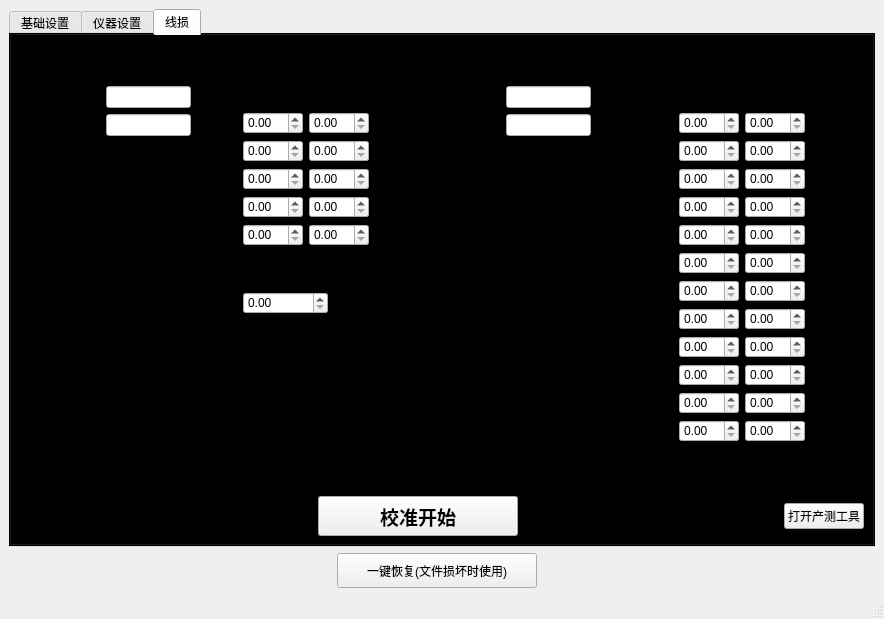
First picture: the form in Factory_set_air/factory_set.ui, repository LeekSir/A_setTool, before the edit.
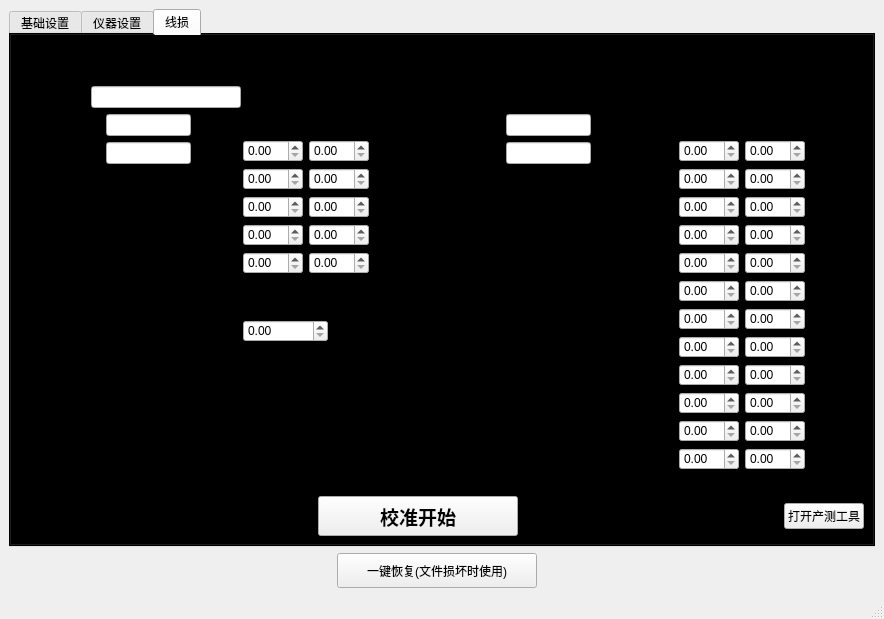
Second picture: the form after the edit. The open tabs and pages were chosen to show the change. Icons and pictures are not drawn.

```diff
--- a/Factory_set_air/factory_set.ui
+++ b/Factory_set_air/factory_set.ui
@@ -1197,10 +1197,12 @@
        <attribute name="title">
         <string>线损</string>
        </attribute>
-       <layout class="QGridLayout" name="gridLayout_23">
-        <item row="0" column="0" colspan="3">
+       <layout class="QGridLayout" name="gridLayout_25">
+        <item row="0" column="0" colspan="4">
          <layout class="QHBoxLayout" name="horizontalLayout_5">
           <item>
+           <layout class="QVBoxLayout" name="verticalLayout_4">
+            <item>
            <widget class="QLabel" name="label_DUT_filename">
             <property name="minimumSize">
              <size>
@@ -1228,13 +1230,55 @@
            </widget>
           </item>
           <item>
+             <layout class="QGridLayout" name="gridLayout_23">
+              <item row="0" column="0">
+               <widget class="QLabel" name="label_5">
+                <property name="maximumSize">
+                 <size>
+                  <width>65</width>
+                  <height>16777215</height>
+                 </size>
+                </property>
+                <property name="font">
+                 <font>
+                  <family>Adobe Arabic</family>
+                  <weight>50</weight>
+                  <bold>false</bold>
+                 </font>
+                </property>
+                <property name="text">
+                 <string>金板MAC：</string>
+                </property>
+               </widget>
+              </item>
+              <item row="0" column="1">
+               <widget class="QLineEdit" name="lineEdit_GoldBar_MAC">
+                <property name="minimumSize">
+                 <size>
+                  <width>85</width>
+                  <height>0</height>
+                 </size>
+                </property>
+                <property name="maximumSize">
+                 <size>
+                  <width>150</width>
+                  <height>16777215</height>
+                 </size>
+                </property>
+               </widget>
+              </item>
+             </layout>
+            </item>
+           </layout>
+          </item>
+          <item>
            <spacer name="horizontalSpacer_7">
             <property name="orientation">
              <enum>Qt::Horizontal</enum>
             </property>
             <property name="sizeHint" stdset="0">
              <size>
-              <width>498</width>
+              <width>608</width>
               <height>20</height>
              </size>
             </property>
```
Left out of the diff: 100 changed lines with no effect on the pictures. Lines whose indentation alone changed are shown as unchanged.
